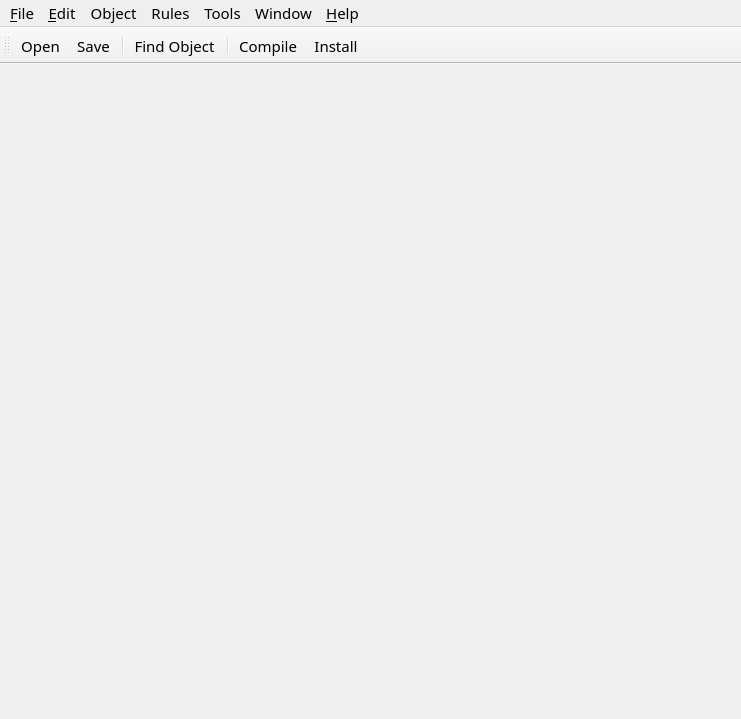
Before: the Qt Designer form src/gui/FWBMainWindow_q.ui in fwbuilder/fwbuilder, drawn with Qt 5.
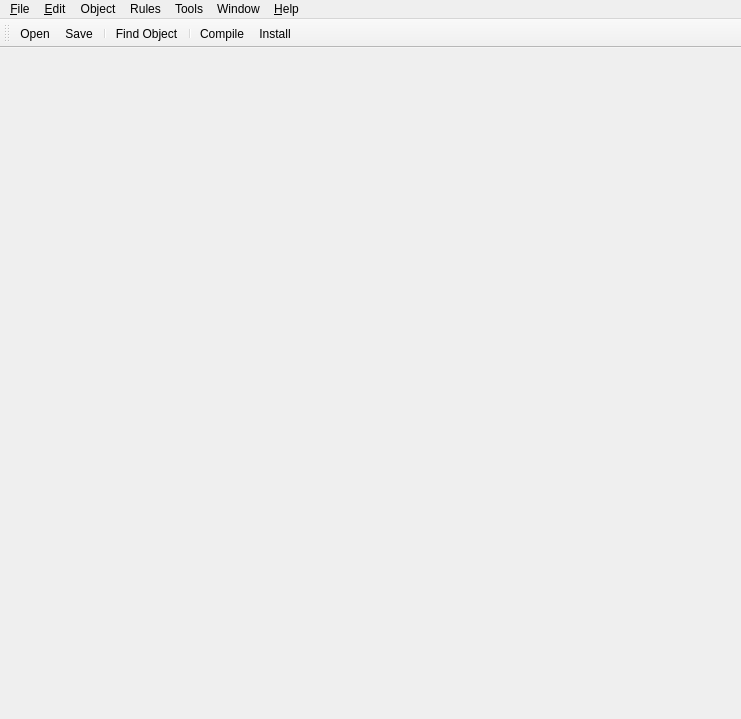
After: the same form once the commit is applied. Icons and pictures are not drawn.

Commit message: main window and dialogs do not enforce font

The edit to the form file:
```diff
--- a/src/gui/FWBMainWindow_q.ui
+++ b/src/gui/FWBMainWindow_q.ui
@@ -24,13 +24,6 @@
     <height>0</height>
    </size>
   </property>
-  <property name="font" >
-   <font>
-    <family>Sans Serif</family>
-    <pointsize>11</pointsize>
-    <stylestrategy>PreferDefault</stylestrategy>
-   </font>
-  </property>
   <property name="windowTitle" >
    <string>Firewall Builder</string>
   </property>
@@ -83,7 +76,7 @@
      <x>0</x>
      <y>0</y>
      <width>741</width>
-     <height>28</height>
+     <height>29</height>
     </rect>
    </property>
    <widget class="QMenu" name="editMenu" >
```
The commit also changes 6 other files.
